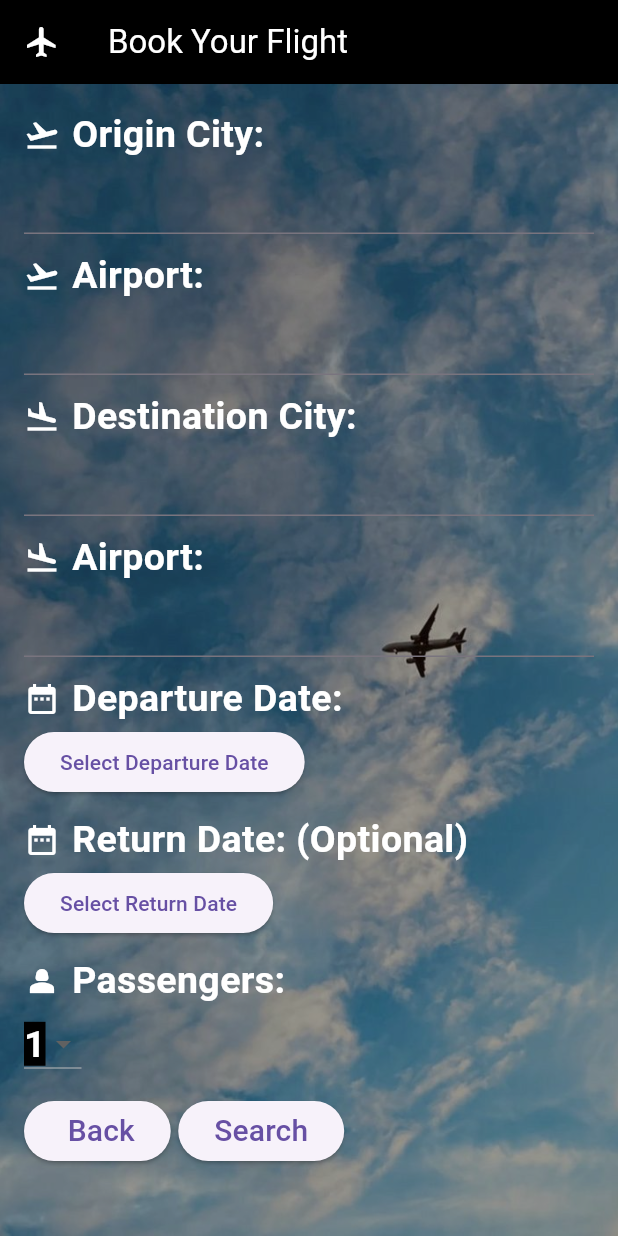
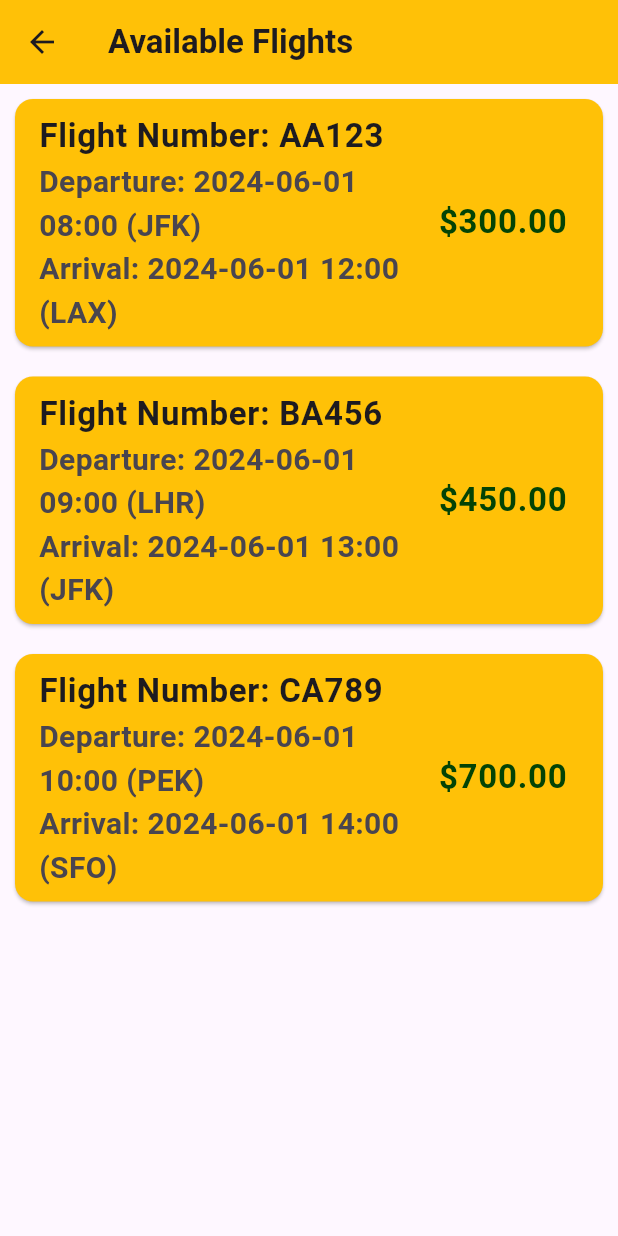
Before and after one commit to m7mdtam/DataBaseProjectt, a Flutter app: the FlightBookingPage screen opened directly, after a tap on "Search", on a phone screen of 412 x 824 dp. Run offline on Flutter 3.47's test engine with Material 3 defaults, Android fonts, the phone set to English and light mode, and no system bars.

Commit message:
a little bit finish the program

```diff
--- a/databaseprojectt/lib/airport_info.dart
+++ b/databaseprojectt/lib/airport_info.dart
@@ -1,7 +1,15 @@
-class AirportInfo {
-  final String airportCode;
-  final String airportShortName;
-  final String airportLongName;
-
-  AirportInfo(this.airportCode, this.airportLongName, this.airportShortName);
+class Flight {
+  final String flightNumber;
+  final String departureTime;
+  final String arrivalTime;
+  final String departureAirport;
+  final String arrivalAirport;
+  final double price;
+  Flight(
+      {required this.flightNumber,
+      required this.departureTime,
+      required this.arrivalTime,
+      required this.departureAirport,
+      required this.arrivalAirport,
+      required this.price});
 }
--- a/databaseprojectt/lib/booking_page.dart
+++ b/databaseprojectt/lib/booking_page.dart
@@ -1,5 +1,6 @@
 // ignore_for_file: prefer_const_constructors, prefer_const_literals_to_create_immutables, avoid_print, unused_import, use_key_in_widget_constructors, library_private_types_in_public_api
 
+import 'package:databaseprojectt/flights_info.dart';
 import 'package:databaseprojectt/login_page.dart';
 import 'package:databaseprojectt/sign_up.dart';
 import 'package:flutter/material.dart';
@@ -228,12 +229,8 @@ class _FlightBookingPageState extends State<FlightBookingPage> {
                   ),
                   ElevatedButton(
                     onPressed: () {
-                      // Implement booking logic here
-                      print('Origin City: $originCity');
-                      print('Destination City: $destinationCity');
-                      print('Departure Date: $departureDate');
-                      print('Return Date: $returnDate');
-                      print('Passengers: $passengersCount');
+                      Navigator.of(context).push(MaterialPageRoute(
+                          builder: (context) => FlightListScreen()));
                     },
                     child: Text(
                       'Search',
--- /dev/null
+++ b/databaseprojectt/lib/flights_info.dart
@@ -0,0 +1,88 @@
+import 'package:databaseprojectt/airport_info.dart';
+import 'package:flutter/material.dart';
+import 'package:databaseprojectt/seats_info.dart';
+
+class FlightListScreen extends StatelessWidget {
+  final List<Flight> flights = [
+    Flight(
+      flightNumber: 'AA123',
+      departureTime: '2024-06-01 08:00',
+      arrivalTime: '2024-06-01 12:00',
+      departureAirport: 'JFK',
+      arrivalAirport: 'LAX',
+      price: 300.00,
+    ),
+    Flight(
+      flightNumber: 'BA456',
+      departureTime: '2024-06-01 09:00',
+      arrivalTime: '2024-06-01 13:00',
+      departureAirport: 'LHR',
+      arrivalAirport: 'JFK',
+      price: 450.00,
+    ),
+    Flight(
+      flightNumber: 'CA789',
+      departureTime: '2024-06-01 10:00',
+      arrivalTime: '2024-06-01 14:00',
+      departureAirport: 'PEK',
+      arrivalAirport: 'SFO',
+      price: 700.00,
+    ),
+  ];
+
+  @override
+  Widget build(BuildContext context) {
+    return Scaffold(
+      appBar: AppBar(
+        backgroundColor: Colors.amber,
+        title: Text(
+          'Available Flights',
+          style: TextStyle(fontWeight: FontWeight.bold),
+        ),
+      ),
+      body: ListView.builder(
+        itemCount: flights.length,
+        itemBuilder: (context, index) {
+          final flight = flights[index];
+          return Card(
+            color: Colors.amber,
+            margin: EdgeInsets.all(10.0),
+            child: ListTile(
+              title: Text(
+                'Flight Number: ${flight.flightNumber}',
+                style: TextStyle(fontWeight: FontWeight.bold, fontSize: 22),
+              ),
+              subtitle: Column(
+                crossAxisAlignment: CrossAxisAlignment.start,
+                children: [
+                  Text(
+                    'Departure: ${flight.departureTime} (${flight.departureAirport})',
+                    style: TextStyle(fontWeight: FontWeight.bold, fontSize: 20),
+                  ),
+                  Text(
+                    'Arrival: ${flight.arrivalTime} (${flight.arrivalAirport})',
+                    style: TextStyle(fontWeight: FontWeight.bold, fontSize: 20),
+                  ),
+                ],
+              ),
+              trailing: Text(
+                '\$${flight.price.toStringAsFixed(2)}',
+                style: TextStyle(
+                    fontWeight: FontWeight.bold,
+                    fontSize: 22,
+                    color: const Color.fromARGB(255, 3, 67, 5)),
+              ),
+              onTap: () {
+                Navigator.push(
+                    context,
+                    MaterialPageRoute(
+                      builder: (context) => SeatSelectionScreen(flight: flight),
+                    ));
+              },
+            ),
+          );
+        },
+      ),
+    );
+  }
+}
```
Also changed, not shown: databaseprojectt/lib/seats_info.dart (added, +135 -0 lines), databaseprojectt/lib/ticket_info.dart (added, +55 -0 lines).
